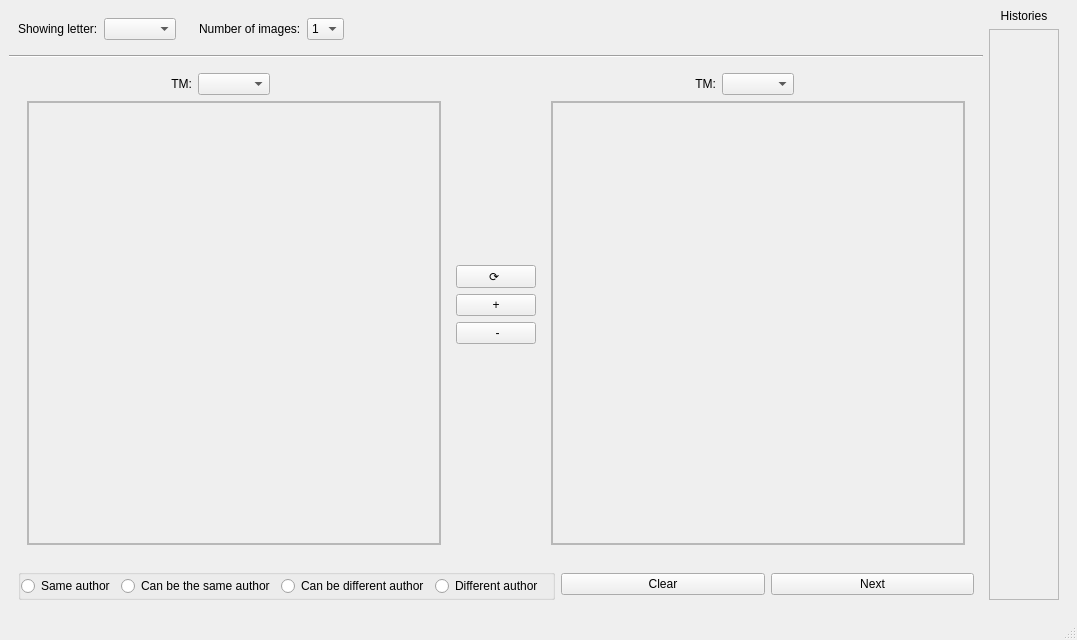
Old version of the form application.ui in the repository IHR-Nom/triplet_labeling.
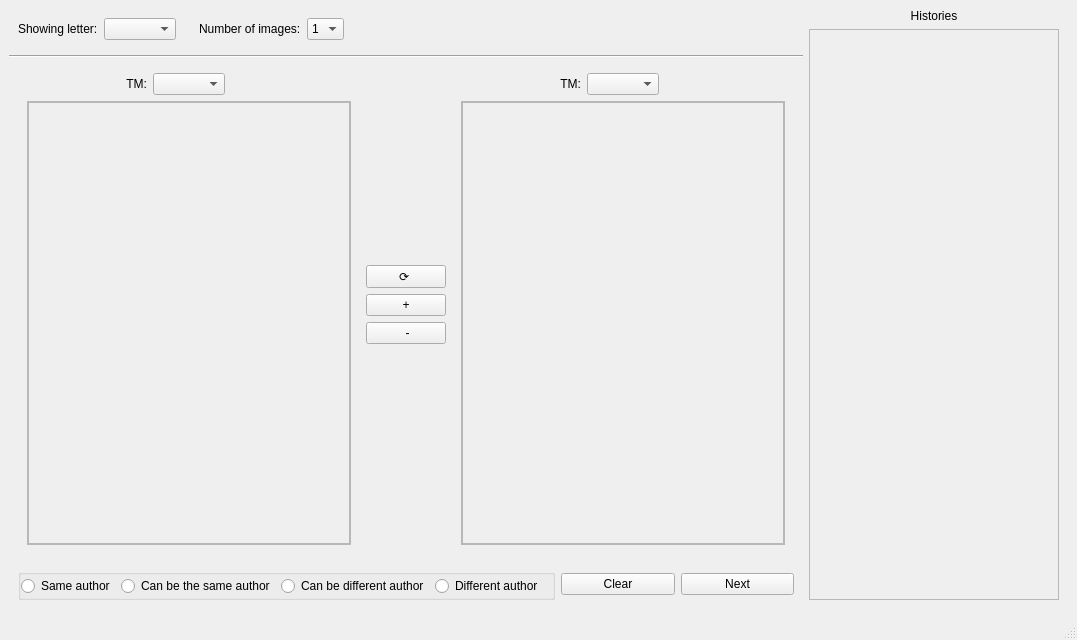
New version of the form. Icons and pictures are not drawn.

What changed in the file:
```diff
--- a/application.ui
+++ b/application.ui
@@ -147,8 +147,8 @@
                     <rect>
                      <x>0</x>
                      <y>0</y>
-                     <width>393</width>
-                     <height>368</height>
+                     <width>320</width>
+                     <height>411</height>
                     </rect>
                    </property>
                   </widget>
@@ -362,8 +362,8 @@
                     <rect>
                      <x>0</x>
                      <y>0</y>
-                     <width>393</width>
-                     <height>368</height>
+                     <width>320</width>
+                     <height>411</height>
                     </rect>
                    </property>
                   </widget>
@@ -619,6 +619,12 @@
            <verstretch>0</verstretch>
           </sizepolicy>
          </property>
+         <property name="minimumSize">
+          <size>
+           <width>250</width>
+           <height>0</height>
+          </size>
+         </property>
          <property name="horizontalScrollBarPolicy">
           <enum>Qt::ScrollBarAlwaysOff</enum>
          </property>
@@ -630,8 +636,8 @@
            <rect>
             <x>0</x>
             <y>0</y>
-            <width>83</width>
-            <height>528</height>
+            <width>248</width>
+            <height>546</height>
            </rect>
           </property>
          </widget>
```
Left out of the diff: 2 changed lines with no effect on the pictures.
